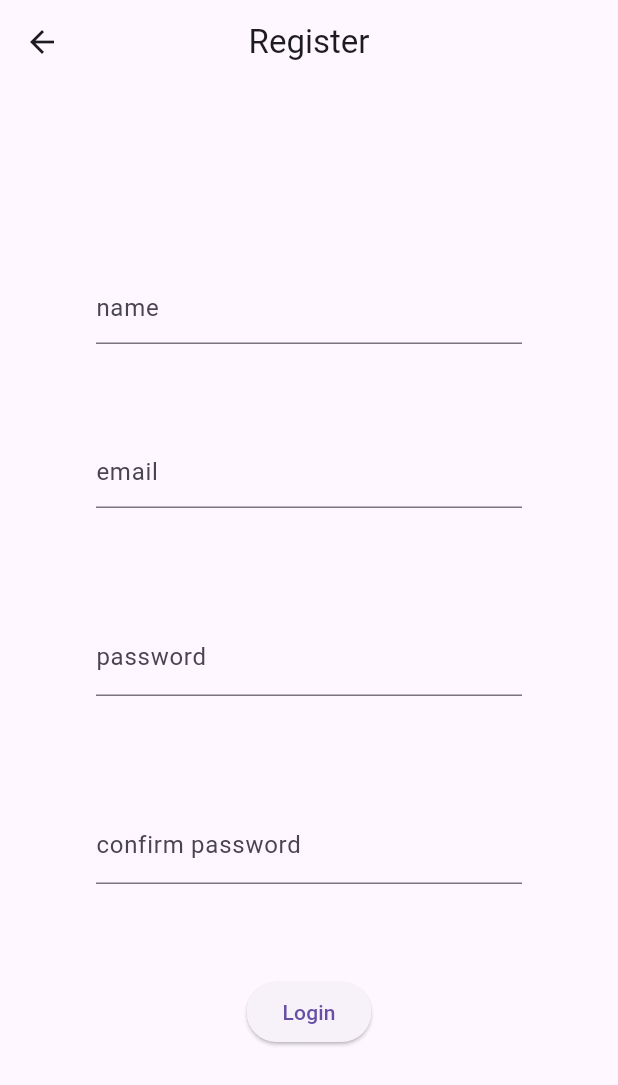
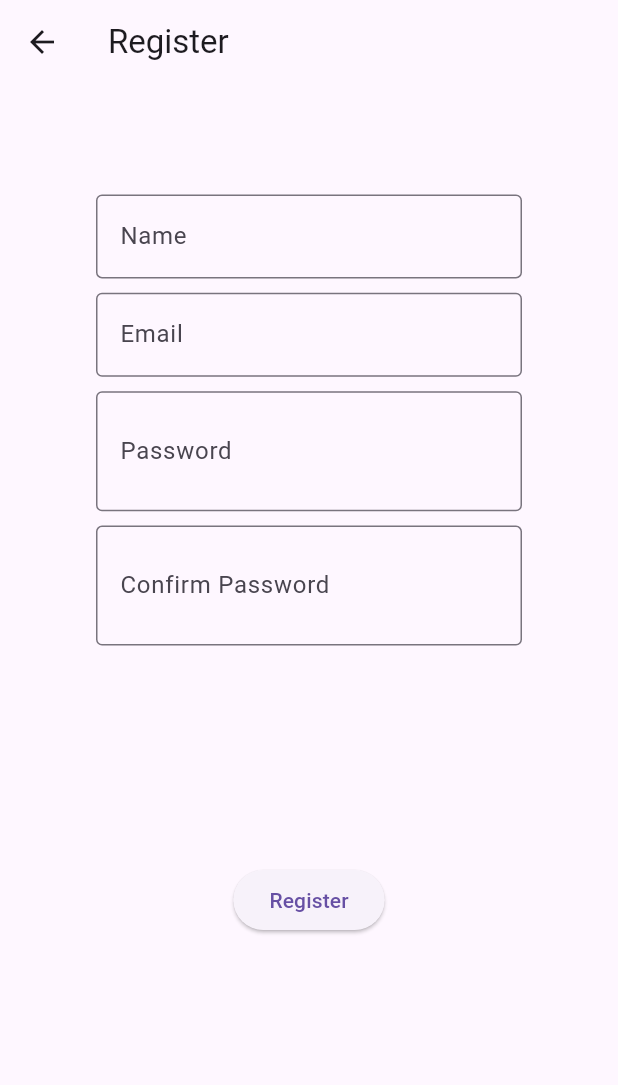
Before and after one commit to catonzio/shali_fe, a Flutter app: the screen it shows after launch, after a tap on "Register", on a phone screen of 412 x 824 dp. Shown: the top 1085 px of the screen. Run offline on Flutter 3.47's test engine with Material 2 defaults, Android fonts, the phone set to English and light mode, and no system bars; our stand-ins replace dio, firebase_core, firebase_messaging, flutter_animate, flutter_local_notifications, get and 1 more; accounts and stored records are empty; network calls fail.

Commit message:
updates and starting restyling of login

```diff
--- a/lib/configs/notifications/notifications.dart
+++ b/lib/configs/notifications/notifications.dart
@@ -3,7 +3,7 @@ import 'package:firebase_messaging/firebase_messaging.dart';
 import 'package:flutter/foundation.dart';
 import 'package:shali_fe/configs/notifications/notification_service.dart';
 
-void requestNotificationPermissions() async {
+Future<bool> requestNotificationPermissions() async {
   FirebaseMessaging messaging = FirebaseMessaging.instance;
 
   NotificationSettings settings = await messaging.requestPermission(
@@ -17,6 +17,7 @@ void requestNotificationPermissions() async {
   );
 
   print('User granted permission: ${settings.authorizationStatus}');
+  return settings.authorizationStatus == AuthorizationStatus.authorized;
 }
 
 @pragma('vm:entry-point')
--- a/lib/configs/pages.dart
+++ b/lib/configs/pages.dart
@@ -11,7 +11,10 @@ import 'package:shali_fe/ui/views/register_view.dart';
 
 class AppPages {
   static final routes = [
-    GetPage(name: Routes.home, page: () => HomeView(), binding: UserBindings()),
+    GetPage(
+        name: Routes.home,
+        page: () => const HomeView(),
+        binding: UserBindings()),
     GetPage(
         name: Routes.login,
         page: () => const LoginView(),
@@ -21,6 +24,8 @@ class AppPages {
         page: () => const RegisterView(),
         binding: RegisterBindings()),
     GetPage(
-        name: Routes.list, page: () => MyListView(), binding: ListBindings()),
+        name: Routes.list,
+        page: () => const MyListView(),
+        binding: ListBindings()),
   ];
 }
--- a/lib/configs/themes.dart
+++ b/lib/configs/themes.dart
@@ -1,11 +1,21 @@
 import 'package:flutter/material.dart';
 
-class MyThemes {
+class Themes {
   static ThemeData lightTheme() {
-    return ThemeData.light(useMaterial3: true);
+    ThemeData light = ThemeData.light(useMaterial3: true);
+    return light.copyWith();
   }
 
   static ThemeData darkTheme() {
-    return ThemeData.dark(useMaterial3: true);
+    ThemeData dark = ThemeData.dark(useMaterial3: true);
+    return dark.copyWith(
+        appBarTheme: dark.appBarTheme.copyWith(
+            elevation: 1, scrolledUnderElevation: 1, centerTitle: true));
   }
+
+  static ColorScheme colorScheme(BuildContext context) =>
+      Theme.of(context).colorScheme;
+
+  static TextTheme textTheme(BuildContext context) =>
+      Theme.of(context).textTheme;
 }
--- a/lib/data/bindings/list_bindings.dart
+++ b/lib/data/bindings/list_bindings.dart
@@ -4,7 +4,6 @@ import 'package:shali_fe/data/providers/item_provider.dart';
 import 'package:shali_fe/data/repositories/item_repository.dart';
 
 class ListBindings implements Bindings {
-
   @override
   void dependencies() {
     Get.lazyPut(() => ListController(
--- a/lib/data/controllers/list_elements_controller.dart
+++ b/lib/data/controllers/list_elements_controller.dart
@@ -14,6 +14,7 @@ abstract class ListElementsController extends GetxController {
   bool get isLoadingElements => _isLoadingElements.value;
   set isLoadingElements(bool value) => _isLoadingElements.value = value;
 
+  final formKey = GlobalKey<FormState>();
 
   void clearSearch() {
     searchController.clear();
--- a/lib/data/controllers/register_controller.dart
+++ b/lib/data/controllers/register_controller.dart
@@ -11,6 +11,8 @@ class RegisterController extends GetxController {
   final TextEditingController passwordController = TextEditingController();
   final TextEditingController passwordConfirmController =
       TextEditingController();
+
+  final formKey = GlobalKey<FormState>();
 
   RegisterController({required this.userRepository});
 
--- a/lib/main.dart
+++ b/lib/main.dart
@@ -18,14 +18,17 @@ Future<void> main() async {
 
 Future<void> initializeApp() async {
   FirebaseOptions? options = DefaultFirebaseOptions.currentPlatform;
+  await GetStorage.init("api");
+  await GetStorage.init("settings");
   if (options != null) {
     await Firebase.initializeApp(options: options);
     await NotificationService.initializePlatformNotifications();
-    handleDeviceToken();
-    handleNotifications();
+    bool res = await requestNotificationPermissions();
+    if (res) {
+      handleDeviceToken();
+      handleNotifications();
+    }
   }
-  await GetStorage.init("api");
-  await GetStorage.init("settings");
 }
 
 class MyApp extends StatelessWidget {
@@ -37,8 +40,8 @@ class MyApp extends StatelessWidget {
     return GetMaterialApp(
         title: 'ShaLi',
         debugShowCheckedModeBanner: false,
-        theme: MyThemes.lightTheme(),
-        darkTheme: MyThemes.darkTheme(),
+        theme: Themes.lightTheme(),
+        darkTheme: Themes.darkTheme(),
         themeMode: ThemeMode.system,
         initialBinding: InitialBinding(),
         initialRoute: Routes.initial,
--- a/lib/ui/views/login_view.dart
+++ b/lib/ui/views/login_view.dart
@@ -1,8 +1,13 @@
+import 'dart:ui';
+
 import 'package:flutter/material.dart';
 import 'package:get/get.dart';
+import 'package:shali_fe/configs/dimensions.dart';
 import 'package:shali_fe/configs/routes.dart';
+import 'package:shali_fe/configs/themes.dart';
 import 'package:shali_fe/data/controllers/login_controller.dart';
 import 'package:shali_fe/ui/widgets/default_drawer.dart';
+import 'package:shali_fe/utils.dart';
 
 class LoginView extends StatelessWidget {
   const LoginView({super.key});
@@ -11,28 +16,68 @@ class LoginView extends StatelessWidget {
   Widget build(BuildContext context) {
     return GetX<LoginController>(
       builder: (controller) {
-        return Scaffold(
-            appBar: AppBar(
-              title: const Text("Login"),
-            ),
+        return Stack(children: [
+          Scaffold(
+            appBar: AppBar(),
             drawer: const DefaultDrawer(),
             body: Center(
+              child: Material(
+                elevation: 5,
+                borderRadius: BorderRadius.circular(24),
                 child: Container(
-                height: MediaQuery.of(context).size.height * 0.5,
-                padding: const EdgeInsets.all(64),
+                    decoration: BoxDecoration(
+                      borderRadius: BorderRadius.circular(24),
+                      color: Themes.colorScheme(context).secondaryContainer,
+                    ),
+                    constraints: BoxConstraints(
+                        minWidth: Dimensions.width(context, perc: 25),
+                        maxWidth: 600,
+                        maxHeight: 600,
+                        minHeight: Dimensions.height(context, perc: 25)),
+                    width: Dimensions.width(context, perc: 50),
+                    height: Dimensions.height(context, perc: 50),
+                    padding: const EdgeInsets.all(16),
+                    child: buildForm(context, controller)),
+              ),
+            ),
+          ),
+          if (controller.isLoading)
+            Container(
+              color: Colors.transparent,
+              child: BackdropFilter(
+                filter: ImageFilter.blur(sigmaX: 3.0, sigmaY: 3.0),
+                child: const Center(
+                  child: CircularProgressIndicator(),
+                ),
+              ),
+            ),
+        ]);
+      },
+    );
+  }
+
+  Widget buildForm(BuildContext context, LoginController controller) {
+    return Form(
+      key: controller.formKey,
       child: Column(
         mainAxisAlignment: MainAxisAlignment.spaceEvenly,
         children: [
-                    Column(
-                      children: [
-                        TextField(
+          Text("Login",
+              style: Themes.textTheme(context)
+                  .headlineLarge
+                  ?.copyWith(fontWeight: FontWeight.bold)),
+          TextFormField(
             controller: controller.emailController,
-                            decoration:
-                                const InputDecoration(hintText: "email")),
-                        TextField(
+            decoration: const InputDecoration(
+                border: OutlineInputBorder(), labelText: "Email"),
+            validator: (value) =>
+                !isValidEmail(value ?? "") ? "Insert valid email" : null,
+          ),
+          TextFormField(
               controller: controller.passwordController,
               decoration: InputDecoration(
-                              hintText: "password",
+                  border: const OutlineInputBorder(),
+                  labelText: "Password",
                   suffix: IconButton(
                     padding: const EdgeInsets.all(0),
                     icon: Icon(controller.isPasswordObscure
@@ -42,23 +87,21 @@ class LoginView extends StatelessWidget {
                         !controller.isPasswordObscure,
                   )),
               obscureText: controller.isPasswordObscure,
-                        ),
-                      ],
-                    ),
-                    const Spacer(),
+              validator: (value) =>
+                  (value == null || value.isEmpty) ? "Insert password" : null),
           ElevatedButton(
               child: const Text("Login"),
-                        onPressed: () => controller.login()),
-                    const Spacer(),
+              onPressed: () {
+                if (controller.formKey.currentState!.validate()) {
+                  controller.login();
+                }
+              }),
           TextButton(
             onPressed: () => Get.toNamed(Routes.register),
             child: const Text("Register"),
           )
         ],
       ),
-              ),
-            ));
-      },
     );
   }
 }
--- a/lib/ui/views/register_view.dart
+++ b/lib/ui/views/register_view.dart
@@ -1,6 +1,7 @@
 import 'package:flutter/material.dart';
 import 'package:get/get.dart';
 import 'package:shali_fe/data/controllers/register_controller.dart';
+import 'package:shali_fe/utils.dart';
 
 class RegisterView extends StatelessWidget {
   const RegisterView({super.key});
@@ -13,31 +14,49 @@ class RegisterView extends StatelessWidget {
   }
 
   Scaffold body(BuildContext context, RegisterController controller) {
-    // double width = MediaQuery.of(context).size.width;
-    // double height = MediaQuery.of(context).size.height;
-
     return Scaffold(
       appBar: AppBar(
         title: const Text("Register"),
-        centerTitle: true,
       ),
       body: Container(
           alignment: Alignment.center,
           padding: const EdgeInsets.all(64),
+          child: Form(
+            key: controller.formKey,
             child: Column(
               crossAxisAlignment: CrossAxisAlignment.center,
+              children: [
+                Expanded(
+                    flex: 2,
+                    child: Container(
+                        child: Column(
                       mainAxisAlignment: MainAxisAlignment.spaceEvenly,
                       children: [
-              TextField(
+                        TextFormField(
                             controller: controller.nameController,
-                  decoration: const InputDecoration(hintText: "name")),
-              TextField(
+                            validator: (value) =>
+                                (value == null || value.isEmpty)
+                                    ? "Please enter a name"
+                                    : null,
+                            decoration: const InputDecoration(
+                                border: OutlineInputBorder(),
+                                labelText: "Name")),
+                        TextFormField(
                             controller: controller.emailController,
-                  decoration: const InputDecoration(hintText: "email")),
-              TextField(
+                            validator: (value) => !isValidEmail(value ?? "")
+                                ? "Please enter a valid email"
+                                : null,
+                            decoration: const InputDecoration(
+                                border: OutlineInputBorder(),
+                                labelText: "Email")),
+                        TextFormField(
                           controller: controller.passwordController,
+                          validator: (value) => (value == null || value.isEmpty)
+                              ? "Please enter a password"
+                              : null,
                           decoration: InputDecoration(
-                    hintText: "password",
+                              border: const OutlineInputBorder(),
+                              labelText: "Password",
                               suffix: IconButton(
                                 padding: const EdgeInsets.all(0),
                                 icon: Icon(controller.isPasswordObscure
@@ -48,10 +67,17 @@ class RegisterView extends StatelessWidget {
                               )),
                           obscureText: controller.isPasswordObscure,
                         ),
-              TextField(
+                        TextFormField(
                           controller: controller.passwordConfirmController,
+                          validator: (value) => (value == null || value.isEmpty)
+                              ? "Please enter a password"
+                              : (value !=
+                                      controller.passwordController.text.trim())
+                                  ? "Passwords do not match"
+                                  : null,
                           decoration: InputDecoration(
-                    hintText: "confirm password",
+                              border: const OutlineInputBorder(),
+                              labelText: "Confirm Password",
                               suffix: IconButton(
                                 padding: const EdgeInsets.all(0),
                                 icon: Icon(controller.isPasswordObscure
@@ -62,10 +88,24 @@ class RegisterView extends StatelessWidget {
                               )),
                           obscureText: controller.isPasswordObscure,
                         ),
-              ElevatedButton(
-                  child: const Text("Login"),
-                  onPressed: () => controller.register()),
                       ],
+                    ))),
+                Expanded(
+                  flex: 2,
+                  child: Container(
+                    width: double.infinity,
+                    alignment: Alignment.center,
+                    child: ElevatedButton(
+                        child: const Text("Register"),
+                        onPressed: () {
+                          if (controller.formKey.currentState!.validate()) {
+                            controller.register();
+                          }
+                        }),
+                  ),
+                ),
+              ],
+            ),
           )),
     );
   }
--- a/lib/ui/widgets/default_drawer.dart
+++ b/lib/ui/widgets/default_drawer.dart
@@ -1,6 +1,7 @@
 import 'package:flutter/material.dart';
 import 'package:get/get.dart';
 import 'package:shali_fe/configs/routes.dart';
+import 'package:shali_fe/configs/themes.dart';
 import 'package:shali_fe/data/controllers/settings_controller.dart';
 import 'package:shali_fe/data/repositories/user_repository.dart';
 
@@ -16,19 +17,24 @@ class DefaultDrawer extends StatelessWidget {
           children: [
             DrawerHeader(
               child: Center(
-                  child: Text("ShaLi", style: Get.textTheme.headlineLarge)),
+                  child: Text("ShaLi",
+                      style: Themes.textTheme(context).headlineLarge)),
             ),
             ListTile(
                 title: const Text("Dark Mode"),
-                onTap: () => Get.toNamed(Routes.home),
+                onTap: () => Get.offNamed(Routes.home),
                 trailing: Switch(
                     value: controller.isDarkMode,
                     onChanged: (value) => controller.toggleDarkMode(value))),
+            const Divider(),
+            ListTile(
+              title: Text(controller.user.name),
+            ),
             const Spacer(),
-            ListTile(
-              title: const Text("Settings"),
-              onTap: () => Get.toNamed(Routes.settings),
-            ),
+            // ListTile(
+            //   title: const Text("Settings"),
+            //   onTap: () => Get.toNamed(Routes.settings),
+            // ),
             ListTile(
               title: const Text("Logout"),
               onTap: () => Get.find<UserRepository>().logout(),
```
Also changed, not shown: lib/configs/dimensions.dart (added, +9 -0 lines), lib/configs/styles.dart (+11 -7 lines), lib/data/controllers/login_controller.dart (+8 -0 lines), lib/ui/views/home_view.dart (+9 -7 lines), lib/ui/views/list_view.dart (+13 -3 lines), lib/ui/widgets/insert_widget.dart (+13 -2 lines), lib/ui/widgets/item_card.dart (+9 -16 lines), lib/ui/widgets/list_card.dart (+12 -18 lines), lib/utils.dart (added, +25 -0 lines). Lines whose indentation alone changed are shown as unchanged.
